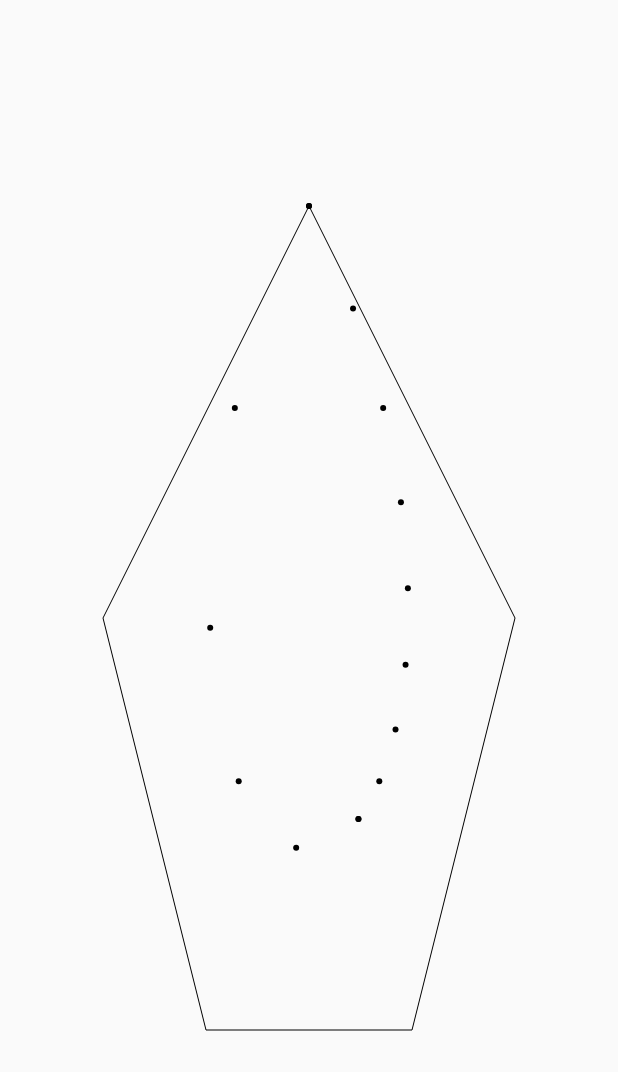
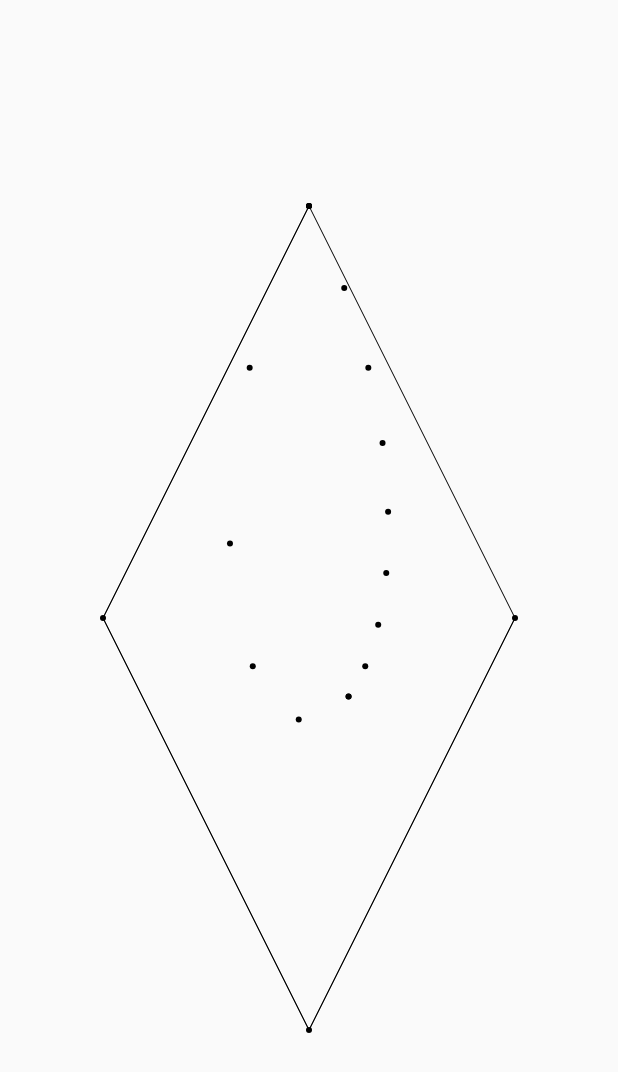
Before and after one commit to nhancv/nc_flutter_util, a Flutter app: the screen it shows after launch, on a phone screen of 412 x 824 dp. Shown: the top 1072 px of the screen. Run offline on Flutter 3.47's test engine with Material 2 defaults, Android fonts, the phone set to English and light mode, and no system bars.

Commit message:
update demo 6

```diff
--- a/lib/demo6.dart
+++ b/lib/demo6.dart
@@ -12,7 +12,7 @@ class DemoPage extends StatefulWidget {
   _DemoPageState createState() => new _DemoPageState();
 
   DemoPage() {
-    timeDilation = 4.0;
+    timeDilation = 6.0;
   }
 }
 
@@ -47,12 +47,16 @@ class _DemoBodyState extends State<DemoBody> with TickerProviderStateMixin {
   void initState() {
     super.initState();
     pivotList = [
-      new Offset(widget.screenSize.width * 3 / 6, widget.screenSize.height * 1 / 6),
-      new Offset(widget.screenSize.width * 5 / 6, widget.screenSize.height * 3 / 6),
-      new Offset(widget.screenSize.width * 4 / 6, widget.screenSize.height * 5 / 6),
-      new Offset(widget.screenSize.width * 2 / 6, widget.screenSize.height * 5 / 6),
-      new Offset(widget.screenSize.width * 1 / 6, widget.screenSize.height * 3 / 6),
-      new Offset(widget.screenSize.width * 3 / 6, widget.screenSize.height * 1 / 6),
+      new Offset(
+          widget.screenSize.width * 3 / 6, widget.screenSize.height * 1 / 6),
+      new Offset(
+          widget.screenSize.width * 5 / 6, widget.screenSize.height * 3 / 6),
+      new Offset(
+          widget.screenSize.width * 3 / 6, widget.screenSize.height * 5 / 6),
+      new Offset(
+          widget.screenSize.width * 1 / 6, widget.screenSize.height * 3 / 6),
+      new Offset(
+          widget.screenSize.width * 3 / 6, widget.screenSize.height * 1 / 6),
     ];
 
     animationController = new AnimationController(
@@ -62,20 +66,6 @@ class _DemoBodyState extends State<DemoBody> with TickerProviderStateMixin {
     });
 
     animationController.forward();
-  }
-
-  Offset getQuadraticBezier(List<Offset> offsetList, double t) {
-    return getQuadraticBezier2(offsetList, t, 0, offsetList.length - 1);
-  }
-
-  Offset getQuadraticBezier2(List<Offset> offsetList, double t, int i, int j) {
-    if (i == j) return offsetList[i];
-
-    Offset b0 = getQuadraticBezier2(offsetList, t, i, j - 1);
-    Offset b1 = getQuadraticBezier2(offsetList, t, i + 1, j);
-    Offset res =
-        new Offset((1 - t) * b0.dx + t * b1.dx, (1 - t) * b0.dy + t * b1.dy);
-    return res;
   }
 
   @override
@@ -121,6 +111,16 @@ class _DemoPainter extends CustomPainter {
   void paint(Canvas canvas, Size size) {
     for (int i = 0; i < pivotList.length - 1; i++) {
       canvas.drawLine(pivotList[i], pivotList[i + 1], painter);
+
+      Offset point =
+          getQuadraticBezier([pivotList[i], pivotList[i + 1]], animation);
+      canvas.drawCircle(point, 2.0, painter);
+
+      if (i + 1 < pivotList.length - 1) {
+        Offset point2 =
+            getQuadraticBezier([pivotList[i+1], pivotList[i + 2]], animation);
+        canvas.drawLine(point, point2, painter);
+      }
     }
 
     for (var o in pointList) {
@@ -131,3 +131,17 @@ class _DemoPainter extends CustomPainter {
   @override
   bool shouldRepaint(_DemoPainter oldDelegate) => true;
 }
+
+Offset getQuadraticBezier(List<Offset> offsetList, double t) {
+  return getQuadraticBezier2(offsetList, t, 0, offsetList.length - 1);
+}
+
+Offset getQuadraticBezier2(List<Offset> offsetList, double t, int i, int j) {
+  if (i == j) return offsetList[i];
+
+  Offset b0 = getQuadraticBezier2(offsetList, t, i, j - 1);
+  Offset b1 = getQuadraticBezier2(offsetList, t, i + 1, j);
+  Offset res =
+      new Offset((1 - t) * b0.dx + t * b1.dx, (1 - t) * b0.dy + t * b1.dy);
+  return res;
+}
```
